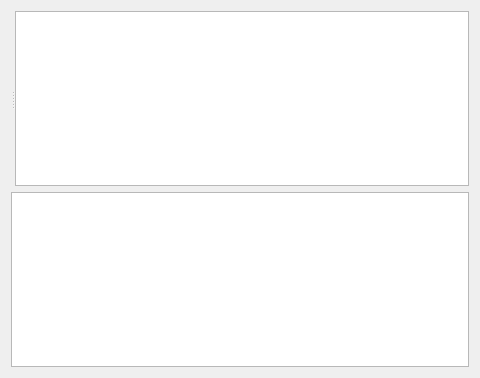
Old version of the form stoLoto_TCP_Qt/widgets/lotoform.ui in the repository LenaPakulina/StoLoto_TCP_Qt.
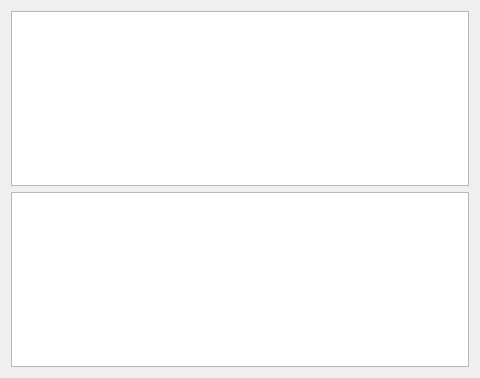
New version of the form.

What changed in the file:
```diff
--- a/stoLoto_TCP_Qt/widgets/lotoform.ui
+++ b/stoLoto_TCP_Qt/widgets/lotoform.ui
@@ -15,15 +15,14 @@
   </property>
   <layout class="QVBoxLayout" name="verticalLayout_2">
    <item>
-    <widget class="QSplitter" name="splitter">
-     <property name="orientation">
-      <enum>Qt::Horizontal</enum>
-     </property>
-     <widget class="QWidget" name="verticalLayoutWidget">
+    <layout class="QHBoxLayout" name="horizontalLayout">
+     <item>
       <layout class="QVBoxLayout" name="verticalLayout"/>
-     </widget>
-     <widget class="QTextEdit" name="textEdit"/>
-    </widget>
+     </item>
+     <item>
+      <widget class="QTextEdit" name="textEdit"/>
+     </item>
+    </layout>
    </item>
    <item>
     <widget class="QGraphicsView" name="graphicsView"/>
```
